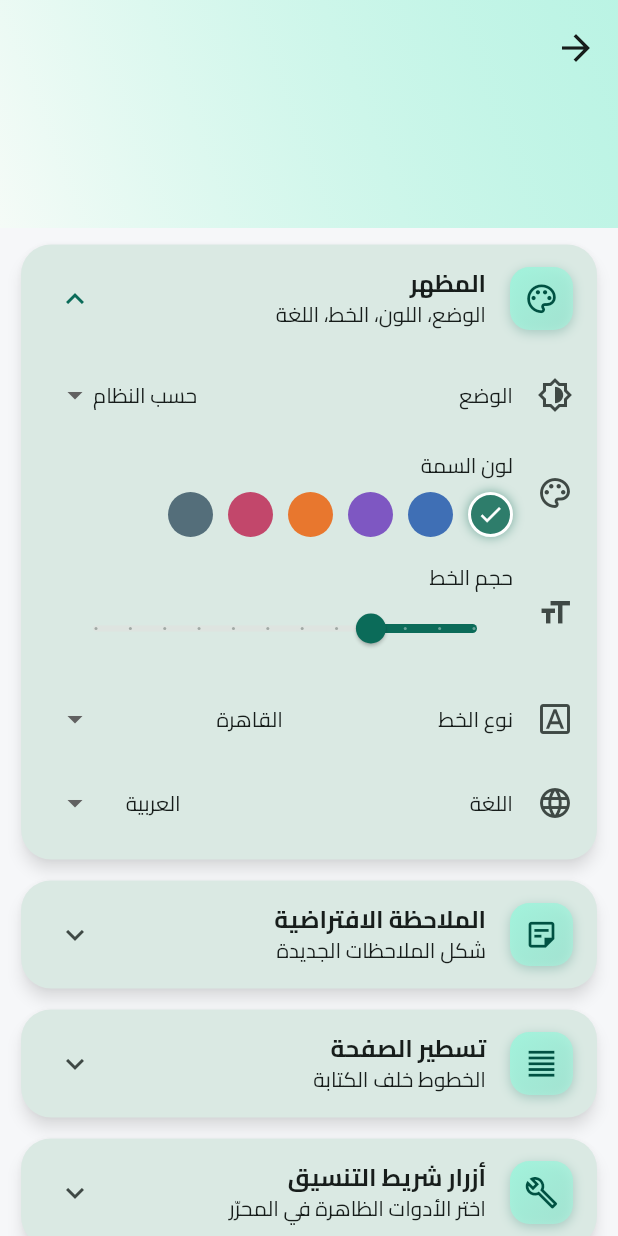
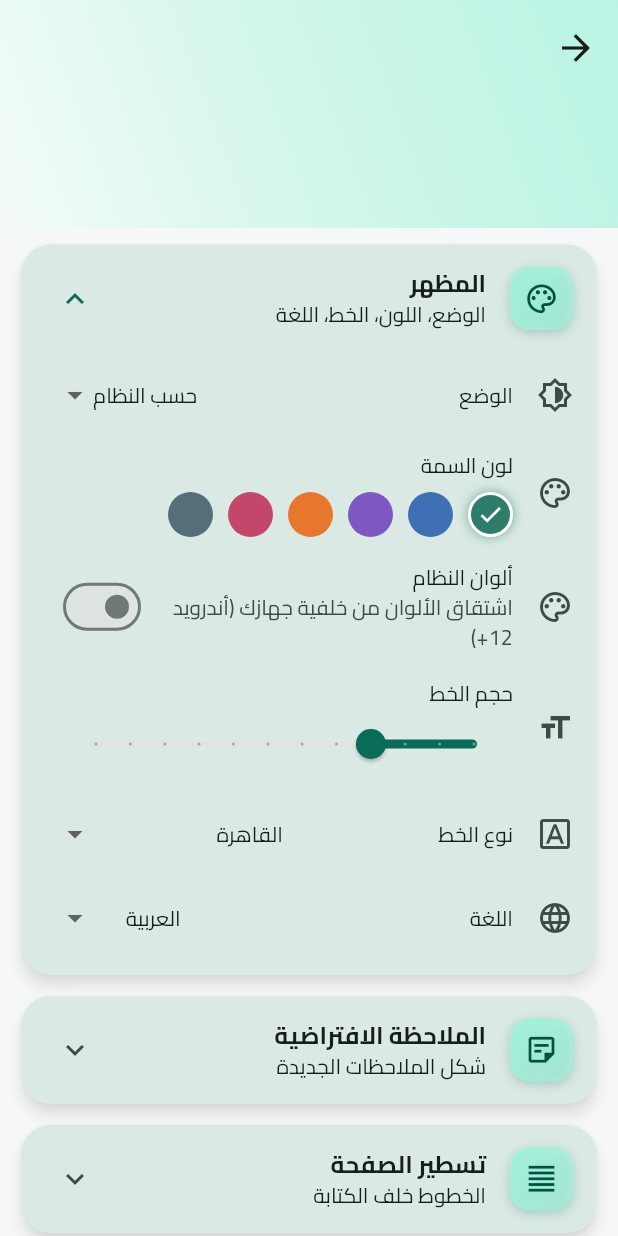
Before and after one commit to alaoufi/alaoufi_notes, a Flutter app: the SettingsScreen screen opened directly, on a phone screen of 412 x 824 dp. Run offline on Flutter 3.47's test engine with Material 3 defaults, Android fonts, the phone set to English and light mode, and no system bars; drawn by our look-alikes of dynamic_color; our stand-ins replace audioplayers, device_info_plus, file_picker, flutter_colorpicker, flutter_local_notifications, flutter_secure_storage and 14 more; missing offline and left inert: android_id, cryptography, encrypt, extension_google_sign_in_as_googleapis_auth, flutter_quill, googleapis and 2 more; accounts and stored records are empty; project files that could hold a hidden picture were left out.

Commit message:
المرحلة 1 (الأساس): Dynamic Color + انتقالات سلسة + ترجمات ودليل
- Dynamic Color: حزمة dynamic_color؛ على أندرويد 12+ تُشتقّ السمة من خلفية
  الجهاز (متناسقة harmonized) مع رجوع آمن للون البذرة. مفتاح «ألوان النظام»
  في الإعدادات (افتراضيًّا متوقّف) مع حفظ.
- انتقالات صفحات موحّدة هادئة (تلاشٍ + انزلاق رأسيّ خفيف) عبر pageTransitionsTheme
  دون مكتبة خارجية.
- AppTheme يقبل ColorScheme اختياريًّا من النظام مع مطابقة السطوع.
- اللغات: مفتاحا dynamic_color + الوصف في 13 لغة.
- دليل الاستخدام: بند «ألوان النظام» في 13 لغة.
- قاعدة البيانات: لا تغيير هيكليّ (البنية الحالية كافية) تفاديًا لترحيلات بلا داعٍ.

رفع النسخة إلى 1.2.0+29.

Co-Authored-By: Claude Fable 5 <noreply@anthropic.com>
Claude-Session: https://claude.ai/code/session_01EgFDkQ7WC3S16HHMbyH5e4

```diff
--- a/mudhakkarati/lib/core/l10n/app_strings.dart
+++ b/mudhakkarati/lib/core/l10n/app_strings.dart
@@ -166,6 +166,8 @@ class S {
     'backup_password': 'كلمة مرور النسخة',
     'backup_password_hint': 'تُستخدم لتشفير النسخة الاحتياطية',
     'settings': 'الإعدادات',
+    'dynamic_color': 'ألوان النظام',
+    'dynamic_color_desc': 'اشتقاق الألوان من خلفية جهازك (أندرويد 12+)',
     'more': 'المزيد',
     'quick_services': 'الخدمات السريعة',
     'privacy_mode': 'وضع الخصوصية',
@@ -401,6 +403,8 @@ class S {
     'backup_password': 'Backup password',
     'backup_password_hint': 'Used to encrypt the backup',
     'settings': 'Settings',
+    'dynamic_color': 'System colors',
+    'dynamic_color_desc': 'Derive colors from your wallpaper (Android 12+)',
     'more': 'More',
     'quick_services': 'Quick services',
     'privacy_mode': 'Privacy mode',
@@ -636,6 +640,8 @@ class S {
     'backup_password': 'Contraseña de la copia',
     'backup_password_hint': 'Se usa para cifrar la copia',
     'settings': 'Ajustes',
+    'dynamic_color': 'Colores del sistema',
+    'dynamic_color_desc': 'Deriva los colores de tu fondo de pantalla (Android 12+)',
     'more': 'Más',
     'quick_services': 'Servicios rápidos',
     'privacy_mode': 'Modo privado',
@@ -854,6 +860,8 @@ class S {
     'backup_password': 'Sicherungspasswort',
     'backup_password_hint': 'Wird zum Verschlüsseln der Sicherung verwendet',
     'settings': 'Einstellungen',
+    'dynamic_color': 'Systemfarben',
+    'dynamic_color_desc': 'Farben vom Hintergrundbild ableiten (Android 12+)',
     'more': 'Mehr',
     'quick_services': 'Schnellzugriff',
     'privacy_mode': 'Privatsphäre-Modus',
@@ -1072,6 +1080,8 @@ class S {
     'backup_password': 'Password ng backup',
     'backup_password_hint': 'Ginagamit para i-encrypt ang backup',
     'settings': 'Mga Setting',
+    'dynamic_color': 'Mga kulay ng system',
+    'dynamic_color_desc': 'Kunin ang kulay mula sa wallpaper (Android 12+)',
     'more': 'Higit pa',
     'quick_services': 'Mabilis na serbisyo',
     'privacy_mode': 'Privacy mode',
@@ -1290,6 +1300,8 @@ class S {
     'backup_password': 'Mot de passe de sauvegarde',
     'backup_password_hint': 'Utilisé pour chiffrer la sauvegarde',
     'settings': 'Paramètres',
+    'dynamic_color': 'Couleurs du système',
+    'dynamic_color_desc': 'Couleurs tirées de votre fond d’écran (Android 12+)',
     'more': 'Plus',
     'quick_services': 'Services rapides',
     'privacy_mode': 'Mode confidentialité',
@@ -1508,6 +1520,8 @@ class S {
     'backup_password': 'Kata sandi cadangan',
     'backup_password_hint': 'Digunakan untuk mengenkripsi cadangan',
     'settings': 'Pengaturan',
+    'dynamic_color': 'Warna sistem',
+    'dynamic_color_desc': 'Ambil warna dari wallpaper Anda (Android 12+)',
     'more': 'Lainnya',
     'quick_services': 'Layanan cepat',
     'privacy_mode': 'Mode privasi',
@@ -1726,6 +1740,8 @@ class S {
     'backup_password': 'Password del backup',
     'backup_password_hint': 'Usata per crittografare il backup',
     'settings': 'Impostazioni',
+    'dynamic_color': 'Colori di sistema',
+    'dynamic_color_desc': 'Colori dallo sfondo del dispositivo (Android 12+)',
     'more': 'Altro',
     'quick_services': 'Servizi rapidi',
     'privacy_mode': 'Modalità privacy',
@@ -1944,6 +1960,8 @@ class S {
     'backup_password': 'Kata laluan sandaran',
     'backup_password_hint': 'Digunakan untuk menyulitkan sandaran',
     'settings': 'Tetapan',
+    'dynamic_color': 'Warna sistem',
+    'dynamic_color_desc': 'Ambil warna dari kertas dinding (Android 12+)',
     'more': 'Lagi',
     'quick_services': 'Perkhidmatan pantas',
     'privacy_mode': 'Mod privasi',
@@ -2162,6 +2180,8 @@ class S {
     'backup_password': 'बैकअप पासवर्ड',
     'backup_password_hint': 'बैकअप एन्क्रिप्ट करने के लिए उपयोग होता है',
     'settings': 'सेटिंग्स',
+    'dynamic_color': 'सिस्टम रंग',
+    'dynamic_color_desc': 'वॉलपेपर से रंग लें (Android 12+)',
     'more': 'और',
     'quick_services': 'त्वरित सेवाएँ',
     'privacy_mode': 'गोपनीयता मोड',
@@ -2380,6 +2400,8 @@ class S {
     'backup_password': 'ব্যাকআপ পাসওয়ার্ড',
     'backup_password_hint': 'ব্যাকআপ এনক্রিপ্ট করতে ব্যবহৃত হয়',
     'settings': 'সেটিংস',
+    'dynamic_color': 'সিস্টেম রং',
+    'dynamic_color_desc': 'ওয়ালপেপার থেকে রং নিন (Android 12+)',
     'more': 'আরও',
     'quick_services': 'দ্রুত সেবা',
     'privacy_mode': 'গোপনীয়তা মোড',
@@ -2598,6 +2620,8 @@ class S {
     'backup_password': 'گذرواژه پشتیبان',
     'backup_password_hint': 'برای رمزنگاری پشتیبان استفاده می‌شود',
     'settings': 'تنظیمات',
+    'dynamic_color': 'رنگ‌های سیستم',
+    'dynamic_color_desc': 'رنگ‌ها از تصویر زمینه دستگاه (اندروید ۱۲+)',
     'more': 'بیشتر',
     'quick_services': 'خدمات سریع',
     'privacy_mode': 'حالت حریم خصوصی',
@@ -2816,6 +2840,8 @@ class S {
     'backup_password': 'Пароль копии',
     'backup_password_hint': 'Используется для шифрования копии',
     'settings': 'Настройки',
+    'dynamic_color': 'Системные цвета',
+    'dynamic_color_desc': 'Цвета из обоев устройства (Android 12+)',
     'more': 'Ещё',
     'quick_services': 'Быстрые действия',
     'privacy_mode': 'Режим конфиденциальности',
--- a/mudhakkarati/lib/core/theme/app_theme.dart
+++ b/mudhakkarati/lib/core/theme/app_theme.dart
@@ -5,16 +5,22 @@ class AppTheme {
   AppTheme._();
 
   static ThemeData light(Color seed, double fontScale,
-          [String fontFamily = 'Cairo']) =>
-      _build(seed, Brightness.light, fontScale, fontFamily);
+          [String fontFamily = 'Cairo', ColorScheme? dynamicScheme]) =>
+      _build(seed, Brightness.light, fontScale, fontFamily, dynamicScheme);
 
   static ThemeData dark(Color seed, double fontScale,
-          [String fontFamily = 'Cairo']) =>
-      _build(seed, Brightness.dark, fontScale, fontFamily);
+          [String fontFamily = 'Cairo', ColorScheme? dynamicScheme]) =>
+      _build(seed, Brightness.dark, fontScale, fontFamily, dynamicScheme);
 
-  static ThemeData _build(Color seed, Brightness brightness, double fontScale,
-      String fontFamily) {
-    final scheme = ColorScheme.fromSeed(seedColor: seed, brightness: brightness);
+  static ThemeData _build(
+      Color seed, Brightness brightness, double fontScale, String fontFamily,
+      [ColorScheme? dynamicScheme]) {
+    // عند تفعيل «ألوان النظام» نستعمل لوحة الجهاز (أندرويد 12+)؛ وإلا نشتقّ من
+    // لون البذرة — مع ضمان مطابقة السطوع (نهاري/ليلي).
+    final scheme =
+        (dynamicScheme != null && dynamicScheme.brightness == brightness)
+            ? dynamicScheme
+            : ColorScheme.fromSeed(seedColor: seed, brightness: brightness);
     final isDark = brightness == Brightness.dark;
 
     final base = ThemeData(
@@ -89,19 +95,29 @@ class AppTheme {
           borderRadius: BorderRadius.circular(16),
           borderSide: BorderSide.none,
         ),
-        contentPadding: const EdgeInsets.symmetric(horizontal: 16, vertical: 14),
+        contentPadding:
+            const EdgeInsets.symmetric(horizontal: 16, vertical: 14),
       ),
       textTheme: _scaleTextTheme(base.textTheme, fontScale),
       snackBarTheme: SnackBarThemeData(
         behavior: SnackBarBehavior.floating,
         shape: RoundedRectangleBorder(borderRadius: BorderRadius.circular(14)),
       ),
+      // انتقالات سلسة موحّدة بين الشاشات (تلاشٍ + انزلاق خفيف من الأسفل) على كل
+      // المنصّات بدل القفزة الافتراضية.
+      pageTransitionsTheme: const PageTransitionsTheme(
+        builders: {
+          TargetPlatform.android: _SharedAxisLikeTransitionBuilder(),
+          TargetPlatform.iOS: _SharedAxisLikeTransitionBuilder(),
+        },
+      ),
     );
   }
 
   static TextTheme _scaleTextTheme(TextTheme t, double s) {
-    TextStyle? sc(TextStyle? style) =>
-        style == null ? null : style.copyWith(fontSize: (style.fontSize ?? 14) * s);
+    TextStyle? sc(TextStyle? style) => style == null
+        ? null
+        : style.copyWith(fontSize: (style.fontSize ?? 14) * s);
     return t.copyWith(
       displayLarge: sc(t.displayLarge),
       displayMedium: sc(t.displayMedium),
@@ -121,3 +137,34 @@ class AppTheme {
     );
   }
 }
+
+/// انتقال صفحات هادئ: تلاشٍ مع انزلاق رأسيّ خفيف للصفحة الداخلة (مستوحى من
+/// Material shared-axis) — أنعم من القفزة الافتراضية ودون مكتبة خارجية.
+class _SharedAxisLikeTransitionBuilder extends PageTransitionsBuilder {
+  const _SharedAxisLikeTransitionBuilder();
+
+  @override
+  Widget buildTransitions<T>(
+    PageRoute<T> route,
+    BuildContext context,
+    Animation<double> animation,
+    Animation<double> secondaryAnimation,
+    Widget child,
+  ) {
+    final curved = CurvedAnimation(
+      parent: animation,
+      curve: Curves.easeOutCubic,
+      reverseCurve: Curves.easeInCubic,
+    );
+    return FadeTransition(
+      opacity: curved,
+      child: SlideTransition(
+        position: Tween<Offset>(
+          begin: const Offset(0, 0.035),
+          end: Offset.zero,
+        ).animate(curved),
+        child: child,
+      ),
+    );
+  }
+}
--- a/mudhakkarati/lib/features/settings/settings_provider.dart
+++ b/mudhakkarati/lib/features/settings/settings_provider.dart
@@ -15,6 +15,7 @@ class SettingsProvider extends ChangeNotifier {
   double _fontScale = 1.0;
   String _fontFamily = 'Cairo';
   bool _hideSelectionMenu = false;
+  bool _dynamicColor = false; // ألوان النظام (Dynamic Color) على أندرويد 12+
   InfoPlacement _infoPlacement = InfoPlacement.tab;
   NoteLayout _layout = NoteLayout.grid;
   Locale _locale = const Locale('ar'); // عربي افتراضيًّا (تطبيق عربيّ ⇒ اتجاه RTL)
@@ -50,6 +51,7 @@ class SettingsProvider extends ChangeNotifier {
   double get fontScale => _fontScale;
   String get fontFamily => _fontFamily;
   bool get hideSelectionMenu => _hideSelectionMenu;
+  bool get dynamicColor => _dynamicColor;
   InfoPlacement get infoPlacement => _infoPlacement;
   NoteLayout get layout => _layout;
   Locale get locale => _locale;
@@ -227,6 +229,7 @@ class SettingsProvider extends ChangeNotifier {
   static const _kFont = 'font_scale';
   static const _kFontFamily = 'font_family';
   static const _kHideSelMenu = 'hide_selection_menu';
+  static const _kDynamicColor = 'dynamic_color';
   static const _kInfoPlacement = 'info_placement';
   static const _kLayout = 'note_layout';
   static const _kLocale = 'locale';
@@ -261,6 +264,7 @@ class SettingsProvider extends ChangeNotifier {
     final fam = prefs.getString(_kFontFamily);
     if (fam != null && fontFamilies.contains(fam)) _fontFamily = fam;
     _hideSelectionMenu = prefs.getBool(_kHideSelMenu) ?? false;
+    _dynamicColor = prefs.getBool(_kDynamicColor) ?? false;
     final ip = prefs.getString(_kInfoPlacement);
     _infoPlacement = InfoPlacement.values
         .firstWhere((e) => e.name == ip, orElse: () => InfoPlacement.tab);
@@ -500,6 +504,13 @@ class SettingsProvider extends ChangeNotifier {
     await prefs.setBool(_kHideSelMenu, hide);
   }
 
+  Future<void> setDynamicColor(bool on) async {
+    _dynamicColor = on;
+    notifyListeners();
+    final prefs = await SharedPreferences.getInstance();
+    await prefs.setBool(_kDynamicColor, on);
+  }
+
   Future<void> setInfoPlacement(InfoPlacement placement) async {
     _infoPlacement = placement;
     notifyListeners();
--- a/mudhakkarati/lib/features/settings/settings_screen.dart
+++ b/mudhakkarati/lib/features/settings/settings_screen.dart
@@ -256,6 +256,15 @@ class SettingsScreen extends StatelessWidget {
               );
             }).toList(),
           ),
+        ),
+
+        // ألوان النظام (Dynamic Color) — أندرويد 12+
+        SwitchListTile(
+          secondary: const Icon(Icons.palette_outlined),
+          title: Text(s.t('dynamic_color')),
+          subtitle: Text(s.t('dynamic_color_desc')),
+          value: st.dynamicColor,
+          onChanged: st.setDynamicColor,
         ),
 
         // حجم الخط (واجهة التطبيق)
--- a/mudhakkarati/pubspec.yaml
+++ b/mudhakkarati/pubspec.yaml
@@ -1,7 +1,7 @@
 name: mudhakkarati
 description: "مذكراتي - تطبيق مذكرات وملاحظات يعمل بدون إنترنت بالكامل."
 publish_to: 'none'
-version: 1.1.27+28
+version: 1.2.0+29
 
 environment:
   sdk: '>=3.4.0 <4.0.0'
@@ -81,6 +81,7 @@ dependencies:
   cryptography: ^2.9.0
   device_info_plus: ^12.4.0
   android_id: ^0.5.1
+  dynamic_color: ^1.8.1
 dev_dependencies:
   flutter_test:
     sdk: flutter
```
Also changed, not shown: mudhakkarati/lib/app.dart (+14 -4 lines), mudhakkarati/lib/features/help/help_guide_data.dart (+13 -0 lines), mudhakkarati/pubspec.lock, 1 other file.
